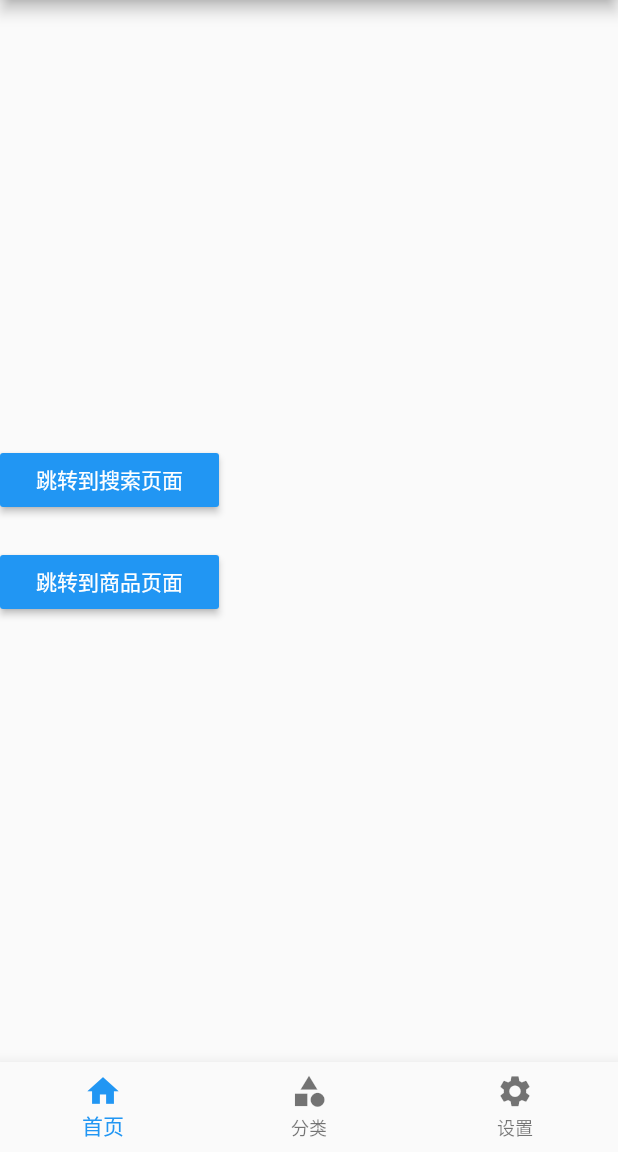
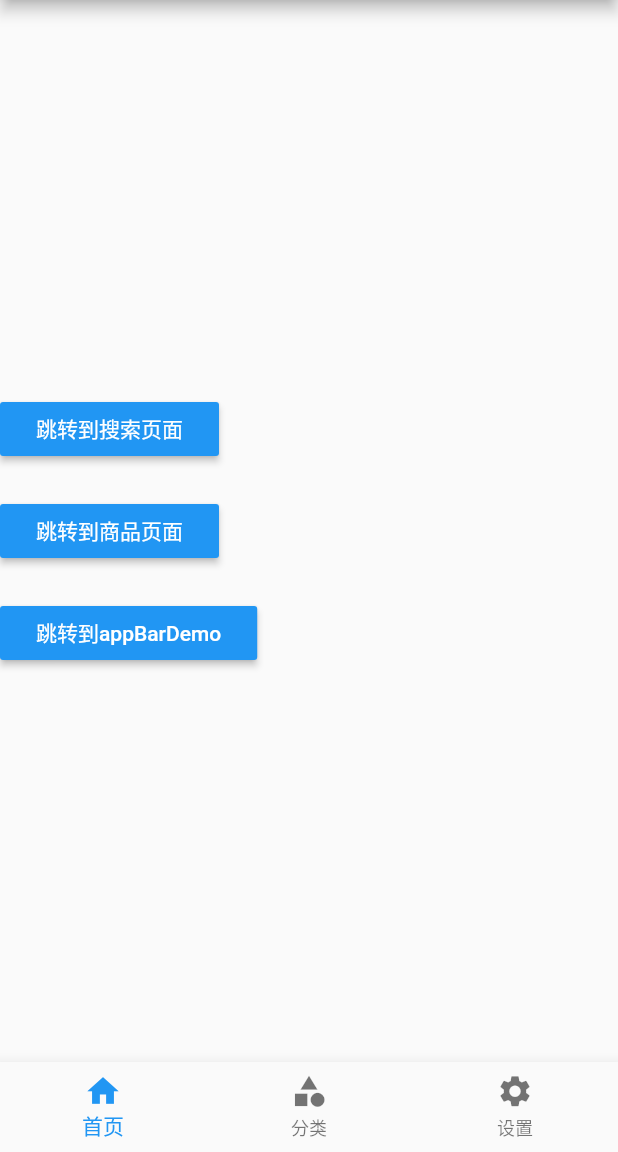
Before and after one commit to ngooigypngooigyp/fruit_app, a Flutter app: the screen it shows after launch, on a phone screen of 412 x 824 dp, the part 84-1236 px from its top. Run offline on Flutter 3.47's test engine with Material 2 defaults, Android fonts, the phone set to English and light mode, and no system bars.

```diff
--- a/lib/main.dart
+++ b/lib/main.dart
@@ -1,5 +1,5 @@
 import 'package:flutter/material.dart';
-import 'pages/Tabs.dart';
+// import 'pages/Tabs.dart';
 import 'routes/routes.dart';
 
 
@@ -13,6 +13,7 @@ class MyApp extends StatelessWidget{
   Widget build(BuildContext context) {
     // TODO: implement build
     return MaterialApp(
+      debugShowCheckedModeBanner: false,
       //  home: Tabs(),
       initialRoute: '/',   // 初始化加载的路由
       // routes: {
--- a/lib/pages/Tabs.dart
+++ b/lib/pages/Tabs.dart
@@ -4,14 +4,18 @@ import 'tabs/Settings.dart';
 import 'tabs/category.dart';
 
 class Tabs extends StatefulWidget {
-  Tabs({Key key}) : super(key: key);
+  final index;
+  Tabs({Key key,this.index=0}) : super(key: key);
 
-  _TabsState createState() => _TabsState();
+  _TabsState createState() => _TabsState(this.index);
 }
 
 class _TabsState extends State<Tabs> {
 
   int _currentIndex=0;
+  _TabsState(index){
+    this._currentIndex=index;
+  }
   List _pageList=[
     HomePage(),
     CategoryPage(),
--- a/lib/pages/tabs/Home.dart
+++ b/lib/pages/tabs/Home.dart
@@ -40,6 +40,20 @@ class _HomePageState extends State<HomePage> {
           color: Theme.of(context).accentColor,
           textTheme: ButtonTextTheme.primary,
         ),
+        SizedBox(height: 20,),
+        RaisedButton(
+          child: Text('跳转到appBarDemo'),
+          onPressed: (){
+            // Navigator.of(context).push(
+            //   MaterialPageRoute(
+            //      builder: (context)=>SearchPage()
+            //   ),
+            // );
+            Navigator.pushNamed(context, '/appBarDemo');
+          },
+          color: Theme.of(context).accentColor,
+          textTheme: ButtonTextTheme.primary,
+        ),
       ],
     );
   }
--- a/lib/pages/user/RegisterThird.dart
+++ b/lib/pages/user/RegisterThird.dart
@@ -19,7 +19,7 @@ class RegisterThirdPage extends StatelessWidget {
             onPressed: (){
               //返回根
               Navigator.of(context).pushAndRemoveUntil(
-                new MaterialPageRoute(builder: (context)=> new Tabs()),
+                new MaterialPageRoute(builder: (context)=> new Tabs(index: 2)),
                 (route) =>route == null
               );
 
--- a/lib/routes/routes.dart
+++ b/lib/routes/routes.dart
@@ -1,4 +1,5 @@
 import 'package:flutter/material.dart';
+import 'package:flutter_app/pages/AppBarDemo.dart';
 import '../pages/Form.dart';
 import '../pages/Search.dart';
 import '../pages/Tabs.dart';
@@ -9,6 +10,8 @@ import '../pages/user/Login.dart';
 import '../pages/user/RegisterFirst.dart';
 import '../pages/user/RegisterSecond.dart';
 import '../pages/user/RegisterThird.dart';
+
+
 
 
 //配置路由
@@ -22,6 +25,7 @@ final routes = {
   '/registerFirst':(context)=>RegisterFirstPage(),
   '/registerSecond':(context)=>RegisterSecondPage(),
   '/registerThird':(context)=>RegisterThirdPage(),
+  '/appBarDemo':(context)=>AppBarDemoPage(),
 };
 
 //固定写法
```
Also changed, not shown: lib/pages/AppBarDemo.dart (added, +38 -0 lines).
